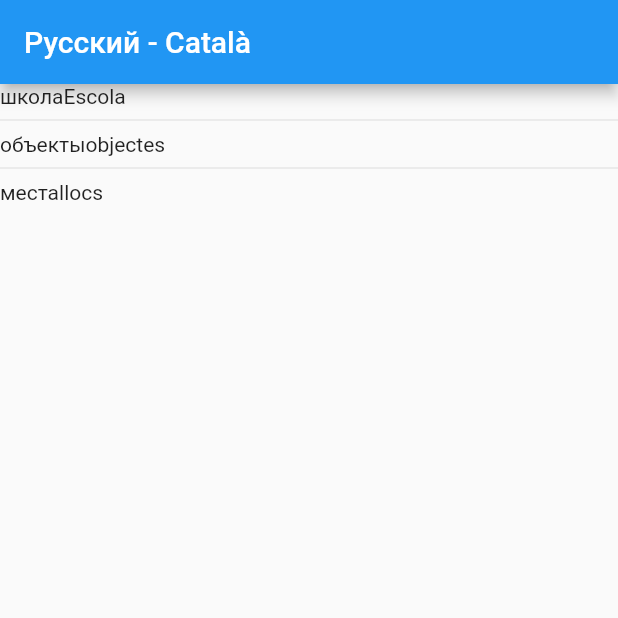
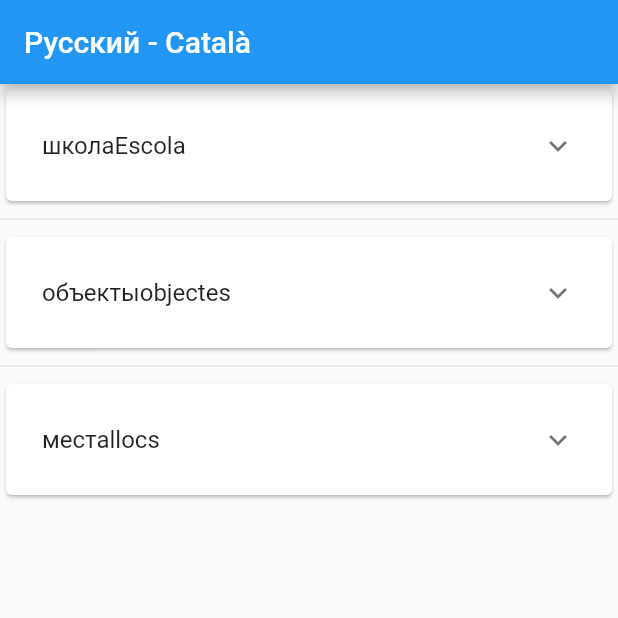
Before and after one commit to Menjaplom/glossary, a Flutter app: the screen it shows after launch, on a phone screen of 412 x 824 dp, the top half of it. Run offline on Flutter 3.47's test engine with Material 2 defaults, Android fonts, the phone set to English and light mode, and no system bars; our stand-ins replace flutter_spinkit.

Commit message:
Prepare home page expansion cards to load dynamic data

```diff
--- a/lib/pages/home_page.dart
+++ b/lib/pages/home_page.dart
@@ -1,4 +1,5 @@
 import 'package:flutter/material.dart';
+import 'package:glossary/widgets/loading_expansion_tile.dart';
 
 class HomePage extends StatefulWidget {
   @override
@@ -6,20 +7,20 @@ class HomePage extends StatefulWidget {
 }
 
 class _HomePageState extends State<HomePage> {
-  Map data = {};
+  Map? data;
   bool order = false;
   List<String> language = ['Unassigned', 'Unassigned'];
   List<List<String>> tags = [];
 
   @override
   Widget build(BuildContext context) {
-    data = data.isNotEmpty
+    data = (data != null)
         ? data
-        : ModalRoute.of(context)!.settings.arguments
-            as Map<dynamic, dynamic>; // TODO: surely this line can be improved
-    language = data.isNotEmpty ? data['language'] : language;
-    tags = data.isNotEmpty ? data['tags'] : tags;
-    order = data.isNotEmpty ? data['order'] : order;
+        : ModalRoute.of(context)?.settings.arguments
+            as Map<dynamic, dynamic>?; // TODO: surely this line can be improved
+    language = data?['language'] ?? language;
+    tags = data?['tags'] ?? tags;
+    order = data?['order'] ?? order;
 
     int first = order ? 1 : 0;
     int second = order ? 0 : 1;
@@ -29,11 +30,11 @@ class _HomePageState extends State<HomePage> {
         ),
         body: Center(
             child: ListView.separated(
-                itemBuilder: (_, index) => Row(
-                      children: <Widget>[
-                        Text(tags[index][first]),
-                        Text(tags[index][second])
-                      ],
+                itemBuilder: (_, index) => Card(
+                      child: Padding(
+                          padding: EdgeInsets.all(8.0),
+                          child: LoadingExpansionTile(
+                              [tags[index][first], tags[index][second]])),
                     ),
                 separatorBuilder: (_, x) => Divider(),
                 itemCount: tags.length)));
--- /dev/null
+++ b/lib/widgets/loading_expansion_tile.dart
@@ -0,0 +1,45 @@
+import 'package:flutter/material.dart';
+import 'package:flutter_spinkit/flutter_spinkit.dart';
+
+class LoadingExpansionTile extends StatefulWidget {
+  final List<String> tags;
+
+  LoadingExpansionTile(this.tags);
+
+  @override
+  _LoadingExpansionTileState createState() => _LoadingExpansionTileState();
+}
+
+class _LoadingExpansionTileState extends State<LoadingExpansionTile> {
+  List data = [];
+  bool loaded = false;
+
+  @override
+  Widget build(BuildContext context) {
+    return ExpansionTile(
+      title: Row(
+        children: <Widget>[Text(widget.tags[0]), Text(widget.tags[1])],
+      ),
+      children: <Widget>[
+        (() {
+          if (!loaded) {
+            return Center(
+                child: SpinKitWave(
+                    color: Colors.blue, type: SpinKitWaveType.start));
+          } else {
+            return Text('Birth of the Sun');
+          }
+        }())
+      ],
+      onExpansionChanged: (bool expanded) async {
+        await Future.delayed(
+            const Duration(seconds: 1)); // Simulating getting tag words
+        List dbResponse = ['Big Bang', 'Birth of the Sun', 'Earth is Born'];
+        setState(() {
+          data = dbResponse;
+          loaded = true;
+        });
+      },
+    );
+  }
+}
```
